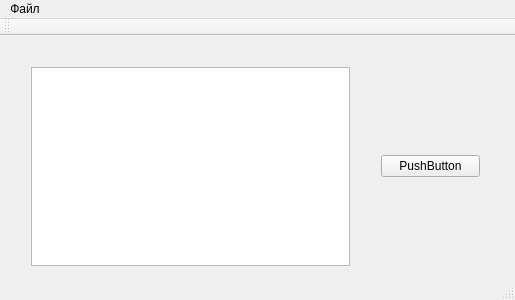
Old version of the form terminal/src/mainwindow.ui in the repository Automiq/alpha.protort.
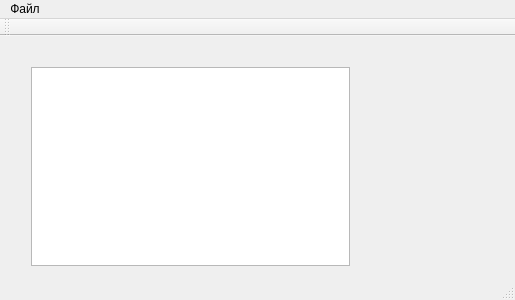
New version of the form.

Commit message: Тестирование диалогового окна в UI

```diff
--- a/terminal/src/mainwindow.ui
+++ b/terminal/src/mainwindow.ui
@@ -38,15 +38,7 @@
       <height>221</height>
      </rect>
     </property>
-    <layout class="QVBoxLayout" name="verticalLayout_2">
-     <item>
-      <widget class="QPushButton" name="pushButton">
-       <property name="text">
-        <string>PushButton</string>
-       </property>
-      </widget>
-     </item>
-    </layout>
+    <layout class="QVBoxLayout" name="verticalLayout_2"/>
    </widget>
   </widget>
   <widget class="QMenuBar" name="menuBar">
```
The commit also changes 2 other files.
